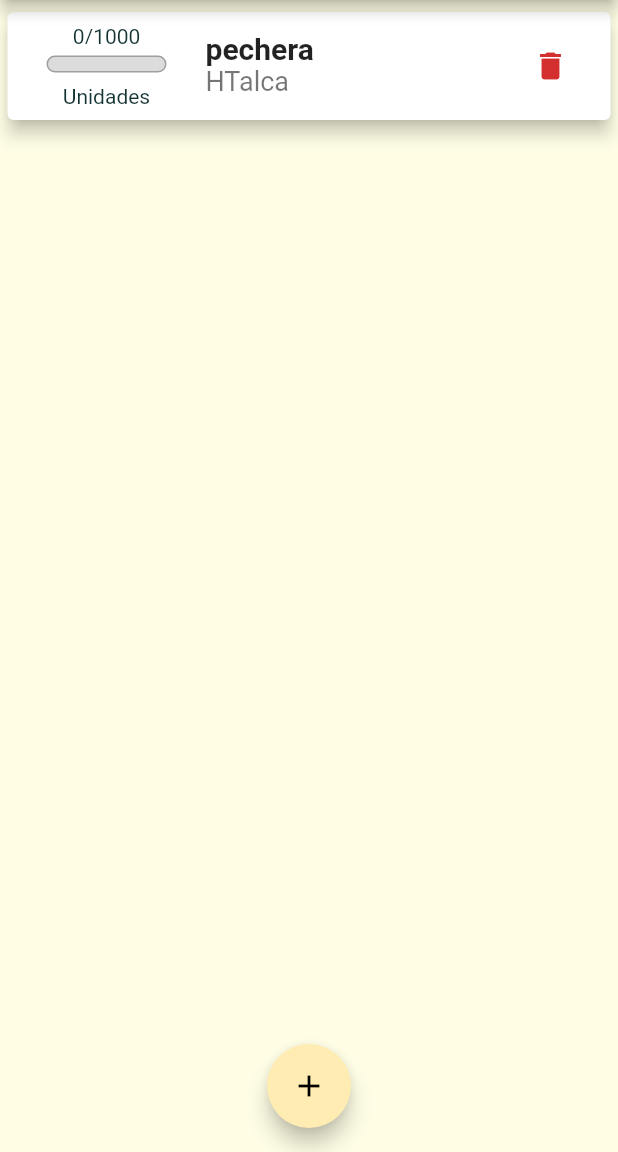
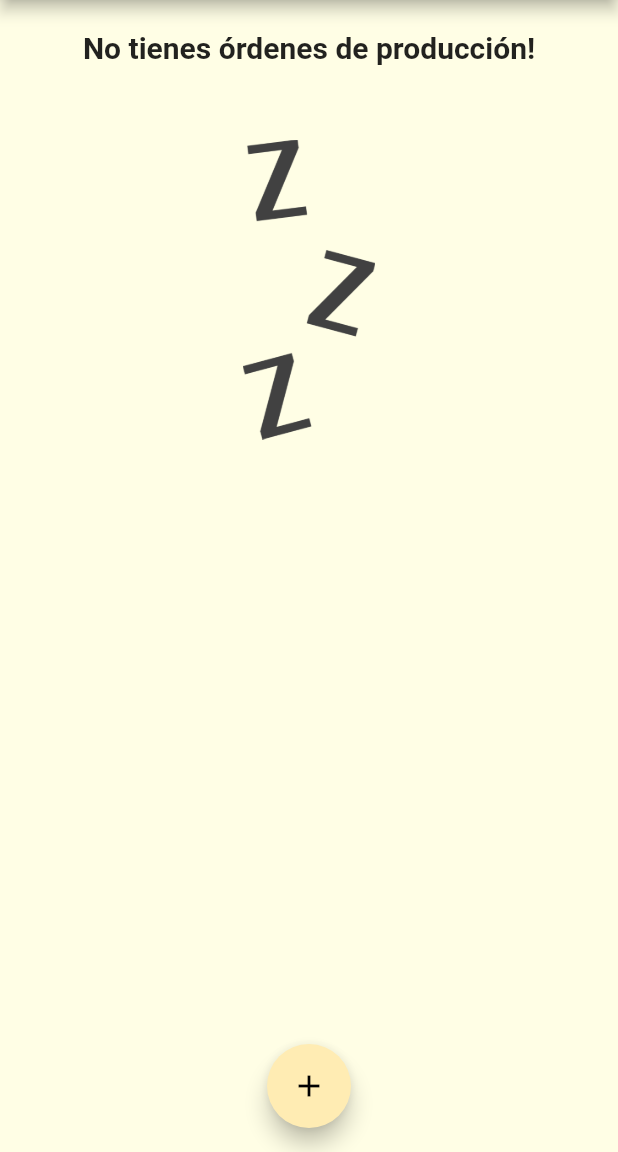
Before and after one commit to smchaves/flutter_prototipo_001, a Flutter app: the screen it shows after launch, on a phone screen of 412 x 824 dp, the part 84-1236 px from its top. Run offline on Flutter 3.47's test engine with Material 2 defaults, Android fonts, the phone set to English and light mode, and no system bars; Roboto replaces fonts that are missing (Raleway, RobotoCondensed).

Commit message:
avance 1

```diff
--- a/lib/main.dart
+++ b/lib/main.dart
@@ -1,20 +1,17 @@
 import 'package:flutter/material.dart';
-import 'package:prototipo/screens/despachos_screen.dart';
+import './screens/despachos_screen.dart';
 import './models/enums.dart';
 import './screens/clientes_screen.dart';
 import './widgets/add_cliente.dart';
 import './screens/ordenes_produccion_screen.dart';
-
 import './models/ordenCompra.dart';
 import './widgets/add_orden_compra.dart';
 import './models/despacho.dart';
-
 import './models/clientes.dart';
 import './models/contrato.dart';
 import 'package:intl/intl.dart';
 import './models/ordenProduccion.dart';
 import './screens/detallesOP_screen.dart';
-import './screens/despachos_screen.dart';
 
 void main() {
   runApp(MyApp());
@@ -27,22 +24,21 @@ class MyApp extends StatefulWidget {
 }
 
 class _MyAppState extends State<MyApp> {
-  List<OrdenProduccion> ordenesProduccion = [
-    OrdenProduccion(
-        idOrdenProduccion: 'OP21',
-        cantidadOrdenProduccion: 1000,
-        tipoProductoOrdenProduccion: 'pechera',
-        clienteOrdenProduccion: 'HTalca',
-        idOCOrdenProduccion: 'C1')
-  ];
+  List<OrdenProduccion> ordenesProduccion = [];
 
   var listaClientes = [
     Clientes(
-        direccionCliente: 'Norte', idCliente: 'C1', nombreCliente: 'HTalca'),
+        direccionCliente: 'Los Acacios 1997',
+        idCliente: 'C1',
+        nombreCliente: 'HTalca'),
     Clientes(
-        direccionCliente: 'Centro', idCliente: 'C2', nombreCliente: 'HDHHA'),
+        direccionCliente: 'Av. Alvarez 1802',
+        idCliente: 'C2',
+        nombreCliente: 'HDHHA'),
     Clientes(
-        direccionCliente: 'Sur', idCliente: 'C3', nombreCliente: 'HCurico'),
+        direccionCliente: 'Calle Uno 2345',
+        idCliente: 'C3',
+        nombreCliente: 'HCurico'),
   ];
 
   List<Despacho> despachosNoIngresados = [];
@@ -191,7 +187,8 @@ class _MyAppState extends State<MyApp> {
             cantidadDespacho: ordenProduccion.cantidadUnidades,
             destinoDespacho: clienteOrden.direccionCliente,
             fechaDespacho: DateFormat.yMd().format(DateTime.now()),
-            idOrdenProduccionDespacho: ordenProduccion.idOrdenProduccion);
+            idOrdenProduccionDespacho: ordenProduccion.idOrdenProduccion,
+            nombreCliente: clienteOrden.nombreCliente);
         nuevoDespacho.estadoDespacho = EstadoDespacho.NoIngresado;
         ordenProduccion.despachos.add(nuevoDespacho);
         despachosNoIngresados.add(nuevoDespacho);
@@ -216,7 +213,8 @@ class _MyAppState extends State<MyApp> {
             cantidadDespacho: ordenProduccion.cantidadUnidades,
             destinoDespacho: clienteOrden.direccionCliente,
             fechaDespacho: DateFormat.yMd().format(DateTime.now()),
-            idOrdenProduccionDespacho: ordenProduccion.idOrdenProduccion);
+            idOrdenProduccionDespacho: ordenProduccion.idOrdenProduccion,
+            nombreCliente: clienteOrden.nombreCliente);
         nuevoDespacho.estadoDespacho = EstadoDespacho.NoIngresado;
         ordenProduccion.despachos.add(nuevoDespacho);
         despachosNoIngresados.add(nuevoDespacho);
@@ -226,10 +224,23 @@ class _MyAppState extends State<MyApp> {
     return;
   }
 
+  void removeOrdenProduccion(List<OrdenProduccion> listaOrdenesProduccion,
+      OrdenProduccion ordenProduccion) {
+    int index = listaOrdenesProduccion.indexWhere(
+        (item) => item.idOrdenProduccion == ordenProduccion.idOrdenProduccion);
+    int index2 = listaClientes.indexWhere(
+        (item) => item.nombreCliente == ordenProduccion.clienteOrdenProduccion);
+    int index3 = listaClientes[index2].ordenesCompraDirectasCliente.indexWhere(
+        (item) => item.idOrdenCompra == ordenProduccion.idOCOrdenProduccion);
+    setState(() {
+      ordenesProduccion.removeAt(index);
+      listaClientes[index2].ordenesCompraDirectasCliente.removeAt(index3);
+    });
+  }
+
   @override
   Widget build(BuildContext context) {
     actualizar(listaClientes, listaContratos);
-    ordenesProduccion[0].estadoOrdenProduccion = Estado.NoDespachada;
 
     return MaterialApp(
       title: 'Merida',
@@ -254,7 +265,8 @@ class _MyAppState extends State<MyApp> {
       ),
       initialRoute: '/',
       routes: {
-        '/': (ctx) => OrdenesProduccionScreen(ordenesProduccion, _startAddOC),
+        '/': (ctx) => OrdenesProduccionScreen(
+            ordenesProduccion, _startAddOC, removeOrdenProduccion),
         DetallesOrdenProduccionScreen.routeName: (ctx) =>
             DetallesOrdenProduccionScreen(addCajas, despachar),
         ClientesScreen.routeName: (ctx) =>
--- a/lib/models/despacho.dart
+++ b/lib/models/despacho.dart
@@ -8,11 +8,13 @@ class Despacho {
   final String destinoDespacho;
   final String idOrdenProduccionDespacho;
   EstadoDespacho estadoDespacho;
+  final String nombreCliente;
 
   Despacho({
     @required this.cantidadDespacho,
     @required this.destinoDespacho,
     @required this.fechaDespacho,
     @required this.idOrdenProduccionDespacho,
+    @required this.nombreCliente,
   });
 }
--- a/lib/screens/ordenes_produccion_screen.dart
+++ b/lib/screens/ordenes_produccion_screen.dart
@@ -10,8 +10,10 @@ import '../widgets/chartBar.dart';
 class OrdenesProduccionScreen extends StatefulWidget {
   final List<OrdenProduccion> ordenesProduccion;
   final Function _startAddOC;
+  final Function remove;
 
-  OrdenesProduccionScreen(this.ordenesProduccion, this._startAddOC);
+  OrdenesProduccionScreen(
+      this.ordenesProduccion, this._startAddOC, this.remove);
 
   @override
   _OrdenesProduccionScreenState createState() =>
@@ -35,6 +37,7 @@ class _OrdenesProduccionScreenState extends State<OrdenesProduccionScreen> {
         .ordenesProduccion
         .where((orden) => orden.estadoOrdenProduccion == Estado.NoDespachada)
         .toList();
+
     return Scaffold(
       appBar: AppBar(
         title: Text(
@@ -45,12 +48,17 @@ class _OrdenesProduccionScreenState extends State<OrdenesProduccionScreen> {
       drawer: MainDrawer(),
       body: Column(
         children: [
-          ordenesProduccionNoDespachadas.isEmpty
+          widget.ordenesProduccion.isEmpty
               ? Column(
                   children: [
-                    Text(
-                      'No tienes órdenes de producción!',
-                      style: Theme.of(context).textTheme.headline6,
+                    Container(
+                      width: double.infinity,
+                      padding: EdgeInsets.all(20),
+                      child: Text(
+                        'No tienes órdenes de producción!',
+                        style: Theme.of(context).textTheme.headline6,
+                        textAlign: TextAlign.center,
+                      ),
                     ),
                     SizedBox(
                       height: 30,
@@ -98,7 +106,8 @@ class _OrdenesProduccionScreenState extends State<OrdenesProduccionScreen> {
                           trailing: IconButton(
                             icon: Icon(Icons.delete),
                             color: Theme.of(context).errorColor,
-                            onPressed: () => null,
+                            onPressed: () => widget.remove(
+                                ordenesProduccionNoDespachadas, orden),
                           ),
                         ),
                       );
```
Also changed, not shown: lib/screens/despachos_screen.dart (+16 -9 lines).
